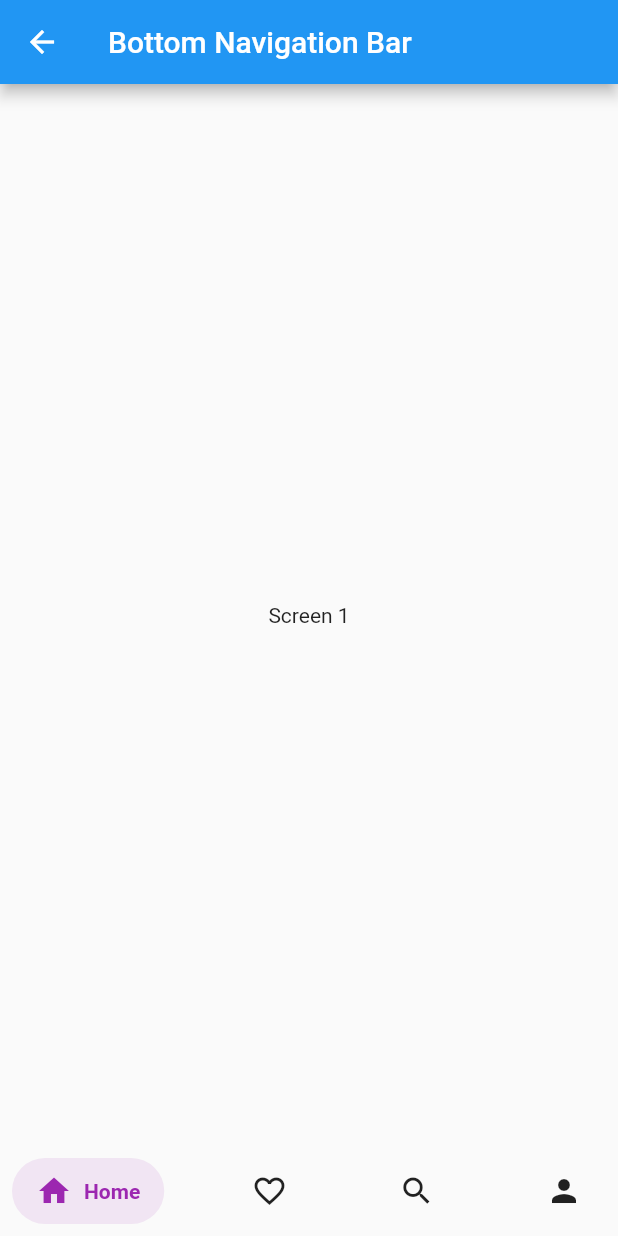
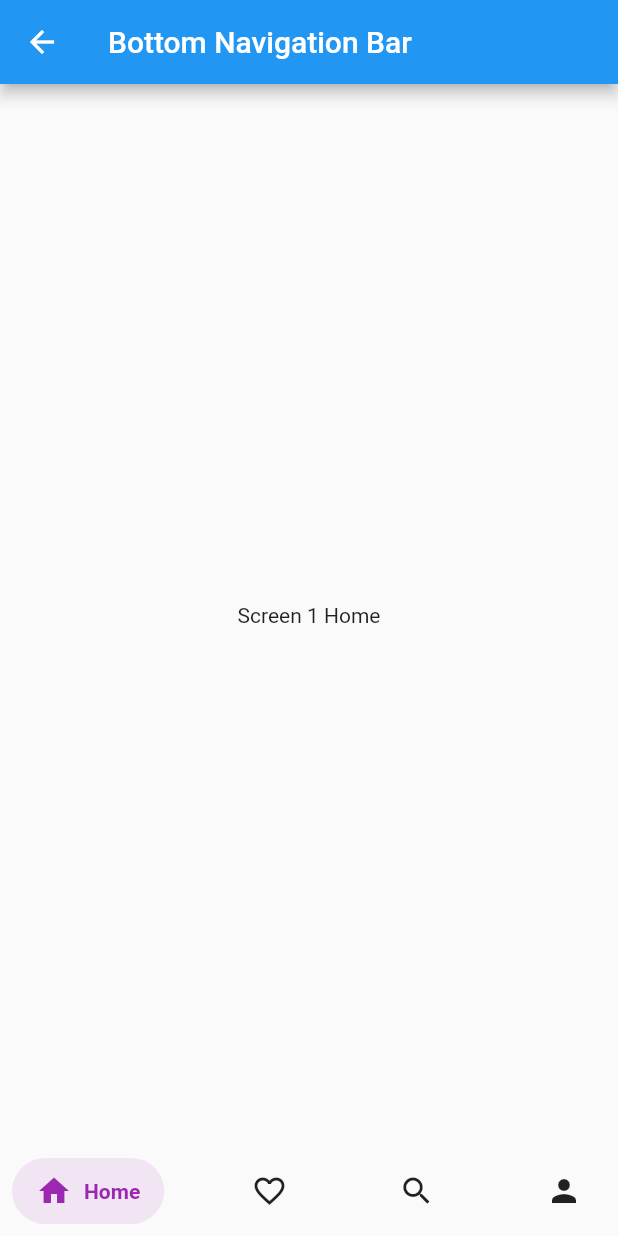
Before and after one commit to alyssaharvey3/flutter-ui-templates-design, a Flutter app: the BottomNavigationBarUI screen opened directly, on a phone screen of 412 x 824 dp. Run offline on Flutter 3.47's test engine with Material 2 defaults, Android fonts, the phone set to English and light mode, and no system bars; drawn by our look-alikes of salomon_bottom_bar; our stand-ins replace flutter_spinkit, font_awesome_flutter, getwidget, lottie.

Commit message:
#21 Fixed Bottom Navigation Bar

```diff
--- a/lib/packages/bottom_navigation_bar/bottom_navigation_bar.dart
+++ b/lib/packages/bottom_navigation_bar/bottom_navigation_bar.dart
@@ -21,16 +21,16 @@ class _BottomNavigationBarUIState extends State<BottomNavigationBarUI> {
         index: _currentIndex,
         children: [
           Center(
-            child: Text('Screen ${_currentIndex+1}'),
+            child: Text('Screen ${_currentIndex+1} Home'),
           ),
           Center(
-            child: Text('Screen ${_currentIndex+1}'),
+            child: Text('Screen ${_currentIndex+1} Likes'),
           ),
           Center(
-            child: Text('Screen ${_currentIndex+1}'),
+            child: Text('Screen ${_currentIndex+1} Search'),
           ),
           Center(
-            child: Text('Screen ${_currentIndex+1}'),
+            child: Text('Screen ${_currentIndex+1} Profile'),
           ),
         ],
       ),
```
